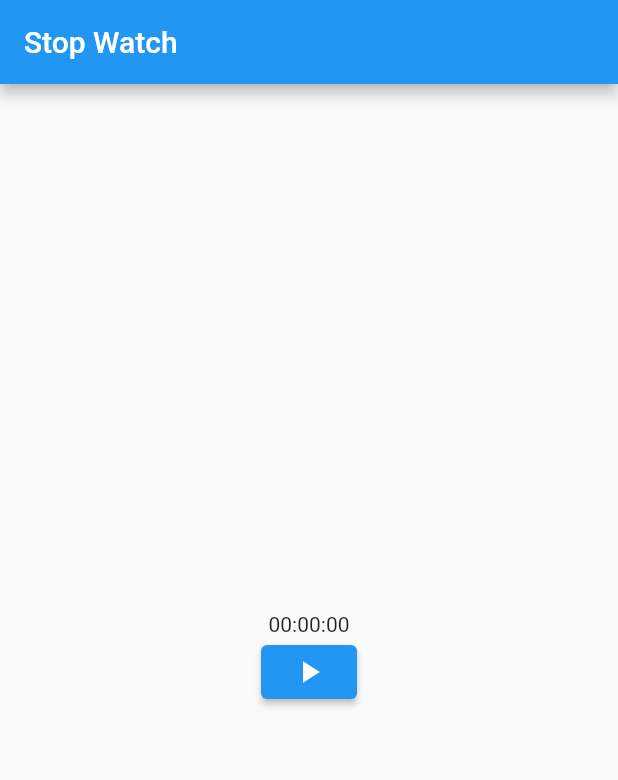
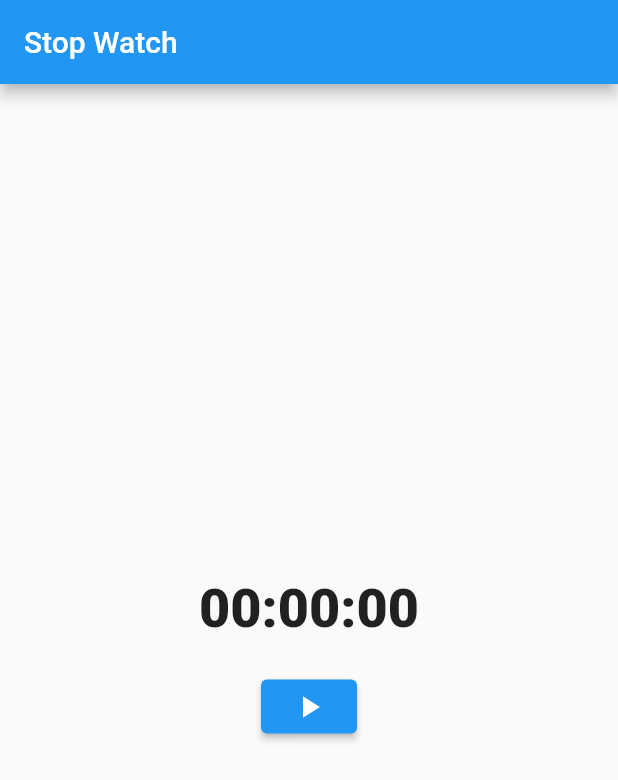
Before and after one commit to cygnu/stop_watch, a Flutter app: the screen it shows after launch, on a phone screen of 412 x 824 dp. Shown: the top 780 px of the screen. Run offline on Flutter 3.47's test engine with Material 2 defaults, Android fonts, the phone set to English and light mode, and no system bars.

Commit message:
style: Screen richened

```diff
--- a/lib/main.dart
+++ b/lib/main.dart
@@ -15,7 +15,13 @@ class WatchApp extends StatelessWidget {
           title: const Text('Stop Watch'),
         ),
         body: Column(mainAxisAlignment: MainAxisAlignment.center, children: [
-          const Center(child: Text('00:00:00')),
+          const Center(
+            child: Text(
+              '00:00:00',
+              style: TextStyle(fontSize: 36.0, fontWeight: FontWeight.w900),
+            ),
+          ),
+          const SizedBox(height: 20.0),
           ElevatedButton(
             child: const Icon(Icons.play_arrow),
             onPressed: () {},
```
